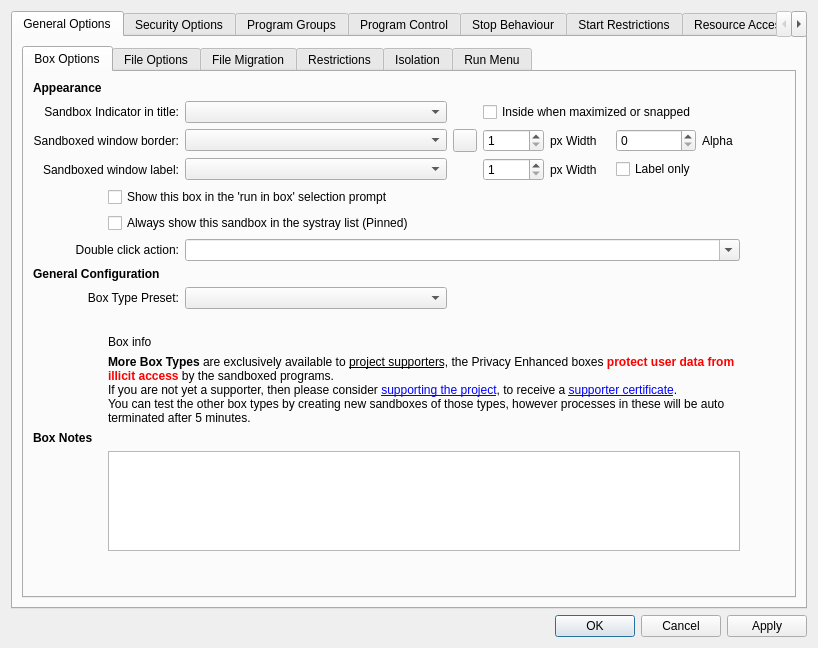
First picture: the form in SandboxiePlus/SandMan/Forms/OptionsWindow.ui, repository sandboxie-plus/Sandboxie, before the edit.
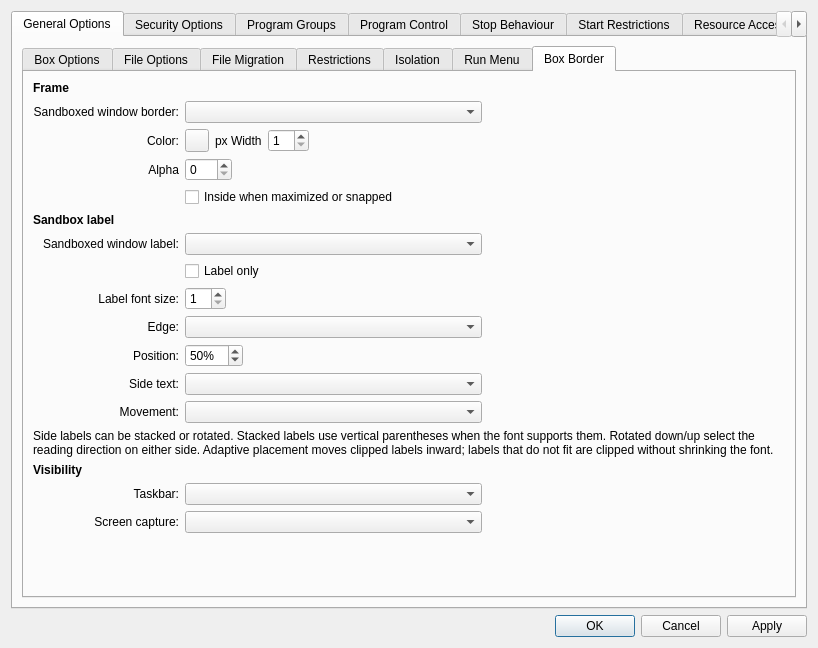
Second picture: the form after the edit. The open tabs and pages were chosen to show the change.

Commit message:
Add configurable border label placement to SandMan
Add four-edge label positioning, side-text styles and adaptive placement.

Move border options to a dedicated tab and document the setting for 1.19.1.

Clarify that inherited taskbar behavior follows the global default.

```diff
--- a/SandboxiePlus/SandMan/Forms/OptionsWindow.ui
+++ b/SandboxiePlus/SandMan/Forms/OptionsWindow.ui
@@ -119,9 +119,6 @@
                  </property>
                 </widget>
                </item>
-               <item row="3" column="3" colspan="6">
-                <widget class="QComboBox" name="cmbBoxBorderText"/>
-               </item>
                <item row="14" column="2" colspan="5">
                 <spacer name="horizontalSpacer_2">
                  <property name="orientation">
@@ -145,16 +142,6 @@
                  </property>
                 </widget>
                </item>
-               <item row="3" column="0" colspan="3">
-                <widget class="QLabel" name="label_76">
-                 <property name="text">
-                  <string>Sandboxed window label:</string>
-                 </property>
-                 <property name="alignment">
-                  <set>Qt::AlignmentFlag::AlignRight|Qt::AlignmentFlag::AlignTrailing|Qt::AlignmentFlag::AlignVCenter</set>
-                 </property>
-                </widget>
-               </item>
                <item row="4" column="1" colspan="13">
                 <widget class="QCheckBox" name="chkShowForRun">
                  <property name="text">
@@ -162,24 +149,10 @@
                  </property>
                 </widget>
                </item>
-               <item row="2" column="9">
-                <widget class="QToolButton" name="btnBorderColor">
-                 <property name="text">
-                  <string/>
-                 </property>
-                </widget>
-               </item>
-               <item row="2" column="11">
-                <widget class="QLabel" name="label_14">
-                 <property name="text">
-                  <string>px Width</string>
-                 </property>
-                 <property name="alignment">
-                  <set>Qt::AlignmentFlag::AlignLeading|Qt::AlignmentFlag::AlignLeft|Qt::AlignmentFlag::AlignVCenter</set>
-                 </property>
-                 <property name="buddy">
-                  <cstring>spinBorderWidth</cstring>
-                 </property>
+               <item row="1" column="9" colspan="2">
+                <widget class="QToolButton" name="btnBoxIcon">
+                 <property name="text"><string>Sandbox icon...</string></property>
+                 <property name="toolTip"><string>Configure the sandbox icon.</string></property>
                 </widget>
                </item>
                <item row="6" column="3" colspan="11">
@@ -209,36 +182,6 @@
                  </property>
                 </widget>
                </item>
-               <item row="3" column="11">
-                <widget class="QLabel" name="label_78">
-                 <property name="text">
-                  <string>px Width</string>
-                 </property>
-                </widget>
-               </item>
-               <item row="2" column="0" colspan="3">
-                <widget class="QLabel" name="label_21">
-                 <property name="text">
-                  <string>Sandboxed window border:</string>
-                 </property>
-                 <property name="alignment">
-                  <set>Qt::AlignmentFlag::AlignRight|Qt::AlignmentFlag::AlignTrailing|Qt::AlignmentFlag::AlignVCenter</set>
-                 </property>
-                 <property name="buddy">
-                  <cstring>cmbBoxBorder</cstring>
-                 </property>
-                </widget>
-               </item>
-               <item row="2" column="10">
-                <widget class="QSpinBox" name="spinBorderWidth">
-                 <property name="minimum">
-                  <number>1</number>
-                 </property>
-                 <property name="maximum">
-                  <number>10</number>
-                 </property>
-                </widget>
-               </item>
                <item row="0" column="0">
                 <widget class="QLabel" name="lblAppearance">
                  <property name="font">
@@ -281,33 +224,6 @@
                  </property>
                 </widget>
                </item>
-               <item row="2" column="12">
-                <widget class="QSpinBox" name="spinBorderAlpha">
-                 <property name="maximum">
-                  <number>255</number>
-                 </property>
-                </widget>
-               </item>
-               <item row="2" column="13">
-                <widget class="QLabel" name="label_75">
-                 <property name="text">
-                  <string>Alpha</string>
-                 </property>
-                 <property name="buddy">
-                  <cstring>spinBorderAlpha</cstring>
-                 </property>
-                </widget>
-               </item>
-               <item row="3" column="10">
-                <widget class="QSpinBox" name="spinLabelWidth">
-                 <property name="minimum">
-                  <number>1</number>
-                 </property>
-                 <property name="maximum">
-                  <number>20</number>
-                 </property>
-                </widget>
-               </item>
                <item row="14" column="1">
                 <spacer name="verticalSpacer_17">
                  <property name="orientation">
@@ -334,9 +250,6 @@
                  </property>
                 </widget>
                </item>
-               <item row="2" column="3" colspan="6">
-                <widget class="QComboBox" name="cmbBoxBorder"/>
-               </item>
                <item row="9" column="1" colspan="13">
                 <widget class="QLabel" name="label_58">
                  <property name="text">
@@ -360,26 +273,6 @@
                  </property>
                 </widget>
                </item>
-               <item row="3" column="12">
-                <widget class="QCheckBox" name="chkBorderLabelOnly">
-                 <property name="toolTip">
-                  <string>When checked, hides the colored border frame and shows only the sandbox name or alias as a label. Requires the label option to be enabled.</string>
-                 </property>
-                 <property name="text">
-                  <string>Label only</string>
-                 </property>
-                </widget>
-               </item>
-               <item row="1" column="10" colspan="3">
-                <widget class="QCheckBox" name="chkBorderInsideMaximized">
-                 <property name="toolTip">
-                  <string>When an outside border would be clipped by the monitor edge, draw it inside maximized or snapped windows instead.</string>
-                 </property>
-                 <property name="text">
-                  <string>Inside when maximized or snapped</string>
-                 </property>
-                </widget>
-               </item>
                <item row="8" column="3" colspan="6">
                 <widget class="QComboBox" name="cmbBoxType"/>
                </item>
@@ -1254,6 +1147,422 @@
              </item>
             </layout>
            </widget>
+           <widget class="QWidget" name="tabBoxBorder">
+            <attribute name="title">
+             <string>Box Border</string>
+            </attribute>
+            <layout class="QGridLayout" name="layoutBoxBorder">
+             <item row="0" column="0" colspan="3">
+              <widget class="QLabel" name="lblBorderFrameTitle">
+               <property name="font">
+                <font>
+                 <bold>true</bold>
+                </font>
+               </property>
+               <property name="text">
+                <string>Frame</string>
+               </property>
+              </widget>
+             </item>
+             <item row="1" column="0">
+              <widget class="QLabel" name="label_21">
+               <property name="text">
+                <string>Sandboxed window border:</string>
+               </property>
+               <property name="alignment">
+                <set>Qt::AlignmentFlag::AlignRight|Qt::AlignmentFlag::AlignTrailing|Qt::AlignmentFlag::AlignVCenter</set>
+               </property>
+               <property name="buddy">
+                <cstring>cmbBoxBorder</cstring>
+               </property>
+              </widget>
+             </item>
+             <item row="1" column="1">
+              <widget class="QComboBox" name="cmbBoxBorder">
+               <property name="sizeAdjustPolicy">
+                <enum>QComboBox::AdjustToContents</enum>
+               </property>
+              </widget>
+             </item>
+             <item row="2" column="0">
+              <widget class="QLabel" name="lblBorderColor">
+               <property name="text">
+                <string>Color:</string>
+               </property>
+               <property name="buddy">
+                <cstring>btnBorderColor</cstring>
+               </property>
+               <property name="alignment">
+                <set>Qt::AlignmentFlag::AlignRight|Qt::AlignmentFlag::AlignTrailing|Qt::AlignmentFlag::AlignVCenter</set>
+               </property>
+              </widget>
+             </item>
+             <item row="2" column="1">
+              <layout class="QHBoxLayout" name="layoutBorderColorWidth">
+               <item>
+                <widget class="QToolButton" name="btnBorderColor">
+                 <property name="sizePolicy">
+                  <sizepolicy hsizetype="Fixed" vsizetype="Fixed">
+                   <horstretch>0</horstretch>
+                   <verstretch>0</verstretch>
+                  </sizepolicy>
+                 </property>
+                 <property name="text">
+                  <string />
+                 </property>
+                </widget>
+               </item>
+               <item>
+                <widget class="QLabel" name="label_14">
+                 <property name="text">
+                  <string>px Width</string>
+                 </property>
+                 <property name="alignment">
+                  <set>Qt::AlignmentFlag::AlignLeading|Qt::AlignmentFlag::AlignLeft|Qt::AlignmentFlag::AlignVCenter</set>
+                 </property>
+                 <property name="buddy">
+                  <cstring>spinBorderWidth</cstring>
+                 </property>
+                </widget>
+               </item>
+               <item>
+                <widget class="QSpinBox" name="spinBorderWidth">
+                 <property name="minimum">
+                  <number>1</number>
+                 </property>
+                 <property name="maximum">
+                  <number>10</number>
+                 </property>
+                 <property name="sizePolicy">
+                  <sizepolicy hsizetype="Fixed" vsizetype="Fixed">
+                   <horstretch>0</horstretch>
+                   <verstretch>0</verstretch>
+                  </sizepolicy>
+                 </property>
+                </widget>
+               </item>
+               <item>
+                <spacer name="spacerBorderColorWidth">
+                 <property name="orientation">
+                  <enum>Qt::Orientation::Horizontal</enum>
+                 </property>
+                 <property name="sizeHint" stdset="0">
+                  <size>
+                   <width>40</width>
+                   <height>20</height>
+                  </size>
+                 </property>
+                </spacer>
+               </item>
+              </layout>
+             </item>
+             <item row="3" column="0">
+              <widget class="QLabel" name="label_75">
+               <property name="text">
+                <string>Alpha</string>
+               </property>
+               <property name="buddy">
+                <cstring>spinBorderAlpha</cstring>
+               </property>
+               <property name="alignment">
+                <set>Qt::AlignmentFlag::AlignRight|Qt::AlignmentFlag::AlignTrailing|Qt::AlignmentFlag::AlignVCenter</set>
+               </property>
+              </widget>
+             </item>
+             <item row="3" column="1" alignment="Qt::AlignmentFlag::AlignLeft">
+              <widget class="QSpinBox" name="spinBorderAlpha">
+               <property name="maximum">
+                <number>255</number>
+               </property>
+               <property name="sizePolicy">
+                <sizepolicy hsizetype="Fixed" vsizetype="Fixed">
+                 <horstretch>0</horstretch>
+                 <verstretch>0</verstretch>
+                </sizepolicy>
+               </property>
+              </widget>
+             </item>
+             <item row="4" column="1" alignment="Qt::AlignmentFlag::AlignLeft">
+              <widget class="QCheckBox" name="chkBorderInsideMaximized">
+               <property name="toolTip">
+                <string>When an outside border would be clipped by the monitor edge, draw it inside maximized or snapped windows instead.</string>
+               </property>
+               <property name="text">
+                <string>Inside when maximized or snapped</string>
+               </property>
+              </widget>
+             </item>
+             <item row="5" column="0" colspan="3">
+              <widget class="QLabel" name="lblBorderLabelTitle">
+               <property name="font">
+                <font>
+                 <bold>true</bold>
+                </font>
+               </property>
+               <property name="text">
+                <string>Sandbox label</string>
+               </property>
+              </widget>
+             </item>
+             <item row="6" column="0">
+              <widget class="QLabel" name="label_76">
+               <property name="text">
+                <string>Sandboxed window label:</string>
+               </property>
+               <property name="alignment">
+                <set>Qt::AlignmentFlag::AlignRight|Qt::AlignmentFlag::AlignTrailing|Qt::AlignmentFlag::AlignVCenter</set>
+               </property>
+               <property name="buddy">
+                <cstring>cmbBoxBorderText</cstring>
+               </property>
+              </widget>
+             </item>
+             <item row="6" column="1">
+              <widget class="QComboBox" name="cmbBoxBorderText">
+               <property name="sizeAdjustPolicy">
+                <enum>QComboBox::AdjustToContents</enum>
+               </property>
+              </widget>
+             </item>
+             <item row="7" column="1" alignment="Qt::AlignmentFlag::AlignLeft">
+              <widget class="QCheckBox" name="chkBorderLabelOnly">
+               <property name="toolTip">
+                <string>When checked, hides the colored border frame and shows only the sandbox name or alias as a label. Requires the label option to be enabled.</string>
+               </property>
+               <property name="text">
+                <string>Label only</string>
+               </property>
+              </widget>
+             </item>
+             <item row="8" column="0">
+              <widget class="QLabel" name="label_78">
+               <property name="text">
+                <string>Label font size:</string>
+               </property>
+               <property name="buddy">
+                <cstring>spinLabelWidth</cstring>
+               </property>
+               <property name="alignment">
+                <set>Qt::AlignmentFlag::AlignRight|Qt::AlignmentFlag::AlignTrailing|Qt::AlignmentFlag::AlignVCenter</set>
+               </property>
+              </widget>
+             </item>
+             <item row="8" column="1" alignment="Qt::AlignmentFlag::AlignLeft">
+              <widget class="QSpinBox" name="spinLabelWidth">
+               <property name="minimum">
+                <number>1</number>
+               </property>
+               <property name="maximum">
+                <number>20</number>
+               </property>
+               <property name="sizePolicy">
+                <sizepolicy hsizetype="Fixed" vsizetype="Fixed">
+                 <horstretch>0</horstretch>
+                 <verstretch>0</verstretch>
+                </sizepolicy>
+               </property>
+              </widget>
+             </item>
+             <item row="9" column="0">
+              <widget class="QLabel" name="lblBorderLabelPlacement">
+               <property name="text">
+                <string>Edge:</string>
+               </property>
+               <property name="buddy">
+                <cstring>cmbBorderLabelPlacement</cstring>
+               </property>
+               <property name="alignment">
+                <set>Qt::AlignmentFlag::AlignRight|Qt::AlignmentFlag::AlignTrailing|Qt::AlignmentFlag::AlignVCenter</set>
+               </property>
+              </widget>
+             </item>
+             <item row="9" column="1">
+              <widget class="QComboBox" name="cmbBorderLabelPlacement">
+               <property name="sizeAdjustPolicy">
+                <enum>QComboBox::AdjustToContents</enum>
+               </property>
+              </widget>
+             </item>
+             <item row="10" column="0">
+              <widget class="QLabel" name="lblBorderLabelPercent">
+               <property name="text">
+                <string>Position:</string>
+               </property>
+               <property name="buddy">
+                <cstring>spinBorderLabelPercent</cstring>
+               </property>
+               <property name="alignment">
+                <set>Qt::AlignmentFlag::AlignRight|Qt::AlignmentFlag::AlignTrailing|Qt::AlignmentFlag::AlignVCenter</set>
+               </property>
+              </widget>
+             </item>
+             <item row="10" column="1" alignment="Qt::AlignmentFlag::AlignLeft">
+              <widget class="QSpinBox" name="spinBorderLabelPercent">
+               <property name="maximum">
+                <number>100</number>
+               </property>
+               <property name="value">
+                <number>50</number>
+               </property>
+               <property name="suffix">
+                <string>%</string>
+               </property>
+               <property name="toolTip">
+                <string>0% is the start of the usable edge; 50% is centered; 100% is the end. Top/bottom run left to right; left/right run top to bottom.</string>
+               </property>
+               <property name="sizePolicy">
+                <sizepolicy hsizetype="Fixed" vsizetype="Fixed">
+                 <horstretch>0</horstretch>
+                 <verstretch>0</verstretch>
+                </sizepolicy>
+               </property>
+              </widget>
+             </item>
+             <item row="11" column="0">
+              <widget class="QLabel" name="lblBorderLabelText">
+               <property name="text">
+                <string>Side text:</string>
+               </property>
+               <property name="buddy">
+                <cstring>cmbBorderLabelText</cstring>
+               </property>
+               <property name="alignment">
+                <set>Qt::AlignmentFlag::AlignRight|Qt::AlignmentFlag::AlignTrailing|Qt::AlignmentFlag::AlignVCenter</set>
+               </property>
+              </widget>
+             </item>
+             <item row="11" column="1">
+              <widget class="QComboBox" name="cmbBorderLabelText">
+               <property name="toolTip">
+                <string>Stacked letters remain upright. Rotated down reads top to bottom; rotated up reads bottom to top on either side. Top/bottom labels ignore this choice.</string>
+               </property>
+               <property name="sizeAdjustPolicy">
+                <enum>QComboBox::AdjustToContents</enum>
+               </property>
+              </widget>
+             </item>
+             <item row="12" column="0">
+              <widget class="QLabel" name="lblBorderMovement">
+               <property name="text">
+                <string>Movement:</string>
+               </property>
+               <property name="buddy">
+                <cstring>cmbBorderMovement</cstring>
+               </property>
+               <property name="alignment">
+                <set>Qt::AlignmentFlag::AlignRight|Qt::AlignmentFlag::AlignTrailing|Qt::AlignmentFlag::AlignVCenter</set>
+               </property>
+              </widget>
+             </item>
+             <item row="12" column="1">
+              <widget class="QComboBox" name="cmbBorderMovement">
+               <property name="toolTip">
+                <string>Adaptive keeps the label inside monitor bounds and respects taskbar exclusion. Fixed disables that automatic fallback. The existing maximized/snapped setting remains separate.</string>
+               </property>
+               <property name="sizeAdjustPolicy">
+                <enum>QComboBox::AdjustToContents</enum>
+               </property>
+              </widget>
+             </item>
+             <item row="13" column="0" colspan="3">
+              <widget class="QLabel" name="lblBorderLabelHelp">
+               <property name="text">
+                <string>Side labels can be stacked or rotated. Stacked labels use vertical parentheses when the font supports them. Rotated down/up select the reading direction on either side. Adaptive placement moves clipped labels inward; labels that do not fit are clipped without shrinking the font.</string>
+               </property>
+               <property name="wordWrap">
+                <bool>true</bool>
+               </property>
+              </widget>
+             </item>
+             <item row="14" column="0" colspan="3">
+              <widget class="QLabel" name="lblBorderBehaviorTitle">
+               <property name="font">
+                <font>
+                 <bold>true</bold>
+                </font>
+               </property>
+               <property name="text">
+                <string>Visibility</string>
+               </property>
+              </widget>
+             </item>
+             <item row="15" column="0">
+              <widget class="QLabel" name="lblBorderTaskbar">
+               <property name="text">
+                <string>Taskbar:</string>
+               </property>
+               <property name="buddy">
+                <cstring>cmbBorderTaskbar</cstring>
+               </property>
+               <property name="alignment">
+                <set>Qt::AlignmentFlag::AlignRight|Qt::AlignmentFlag::AlignTrailing|Qt::AlignmentFlag::AlignVCenter</set>
+               </property>
+              </widget>
+             </item>
+             <item row="15" column="1">
+              <widget class="QComboBox" name="cmbBorderTaskbar">
+               <property name="toolTip">
+                <string>Choose whether border overlays avoid taskbars and shell appbars. The inherited/default option follows the global setting, which defaults to avoiding taskbars.</string>
+               </property>
+               <property name="sizeAdjustPolicy">
+                <enum>QComboBox::AdjustToContents</enum>
+               </property>
+              </widget>
+             </item>
+             <item row="16" column="0">
+              <widget class="QLabel" name="lblBorderCapture">
+               <property name="text">
+                <string>Screen capture:</string>
+               </property>
+               <property name="buddy">
+                <cstring>cmbBorderCapture</cstring>
+               </property>
+               <property name="alignment">
+                <set>Qt::AlignmentFlag::AlignRight|Qt::AlignmentFlag::AlignTrailing|Qt::AlignmentFlag::AlignVCenter</set>
+               </property>
+              </widget>
+             </item>
+             <item row="16" column="1">
+              <widget class="QComboBox" name="cmbBorderCapture">
+               <property name="toolTip">
+                <string>Exclude the border and label from screen capture, not the application itself. When inherited and otherwise unset, CoverBoxedWindows determines the default.</string>
+               </property>
+               <property name="sizeAdjustPolicy">
+                <enum>QComboBox::AdjustToContents</enum>
+               </property>
+              </widget>
+             </item>
+             <item row="1" column="2">
+              <spacer name="spacerBoxBorderRight">
+               <property name="orientation">
+                <enum>Qt::Orientation::Horizontal</enum>
+               </property>
+               <property name="sizeType">
+                <enum>QSizePolicy::Expanding</enum>
+               </property>
+               <property name="sizeHint" stdset="0">
+                <size>
+                 <width>40</width>
+                 <height>20</height>
+                </size>
+               </property>
+              </spacer>
+             </item>
+             <item row="17" column="0" colspan="3">
+              <spacer name="spacerBoxBorder">
+               <property name="orientation">
+                <enum>Qt::Orientation::Vertical</enum>
+               </property>
+               <property name="sizeHint" stdset="0">
+                <size>
+                 <width>20</width>
+                 <height>40</height>
+                </size>
+               </property>
+              </spacer>
+             </item>
+            </layout>
+           </widget>
           </widget>
          </item>
         </layout>
```
Left out of the diff: 22 changed lines with no effect on the pictures. The commit also changes 5 other files.
